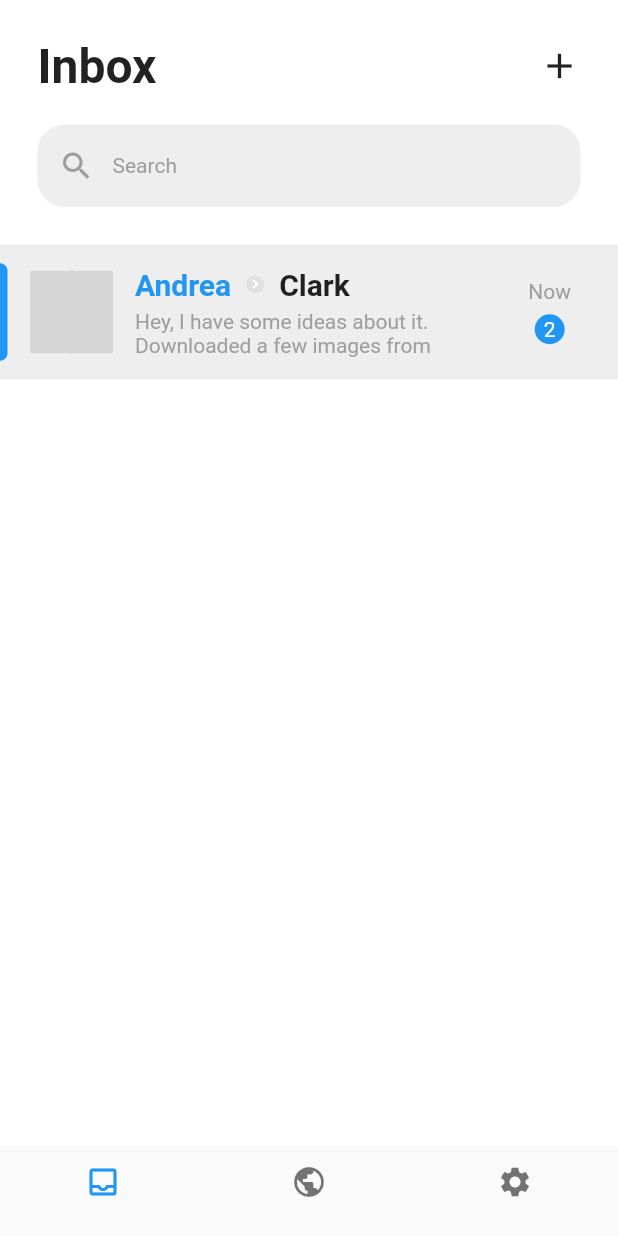
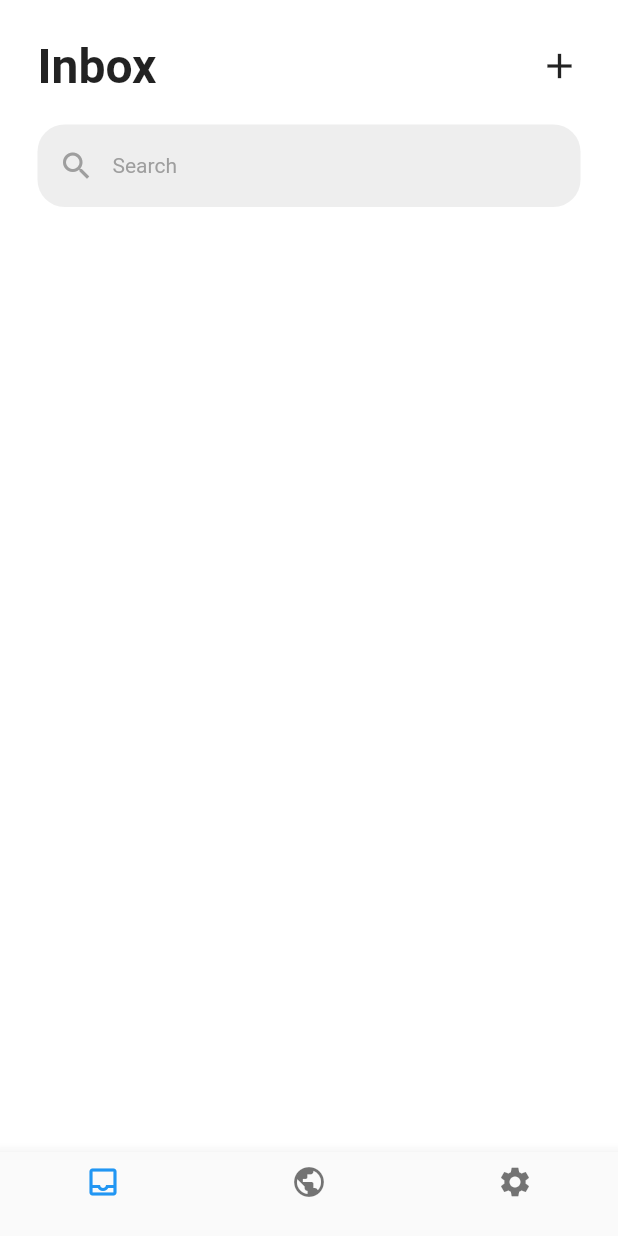
Before and after one commit to BrooitsFeiskJR/Chat-App, a Flutter app: the screen it shows after launch, on a phone screen of 412 x 824 dp. Run offline on Flutter 3.47's test engine with Material 2 defaults, Android fonts, the phone set to English and light mode, and no system bars; our stand-ins replace get; grey boxes are pictures that could not be loaded.

Commit message:
Fix bug fixing bug that updated the list only when hot reload app

```diff
--- a/lib/features/home/controller/home_controller.dart
+++ b/lib/features/home/controller/home_controller.dart
@@ -1,10 +1,6 @@
 import 'package:get/get.dart';
 
 import '../data/model.dart';
-
-/*
-  Adionar o mesmo item nessa lista []
-*/
 
 class HomeController extends GetxController {
   Rx<List<ChatInfo>> chats = Rx<List<ChatInfo>>([]);
@@ -27,9 +23,9 @@ class HomeController extends GetxController {
   }
 
   addChat(String name, String lastName, String message) {
-    chat = ChatInfo(name: name, lastName: lastName, message: message);
-    chats.value.add(chat);
     Future.delayed(const Duration(milliseconds: 500), () {
+      chat = ChatInfo(name: name, lastName: lastName, message: message);
+      chats.value.add(chat);
       itemCount.value = chats.value.length;
     });
   }
--- a/lib/features/home/home_screen.dart
+++ b/lib/features/home/home_screen.dart
@@ -1,5 +1,5 @@
 import 'package:chat_app/features/home/controller/home_controller.dart';
-import 'package:chat_app/features/home/widgets/chat_widget.dart';
+
 import 'package:chat_app/features/home/widgets/header_widget.dart';
 import 'package:chat_app/features/home/widgets/list_chats_widget.dart';
 import 'package:flutter/material.dart';
--- a/lib/features/home/widgets/header_widget.dart
+++ b/lib/features/home/widgets/header_widget.dart
@@ -20,7 +20,7 @@ class Header extends GetView<HomeController> {
               ),
             ),
             GestureDetector(
-              onTap: controller.addChat(
+              onTap: () => controller.addChat(
                 "Andrea",
                 "Clark",
                 "Hey, I have some ideas about it.\nDownloaded a few images from",
--- a/lib/features/home/widgets/list_chats_widget.dart
+++ b/lib/features/home/widgets/list_chats_widget.dart
@@ -9,9 +9,9 @@ class ListChats extends GetView<HomeController> {
 
   @override
   Widget build(BuildContext context) {
-    return Expanded(
-      child: Obx(
-        () => ListView.separated(
+    return Obx(
+      () => Expanded(
+        child: ListView.separated(
           itemCount: controller.itemCount.value,
           itemBuilder: (context, index) {
             return ChatContainer(
```
Also changed, not shown: 1 other file.
